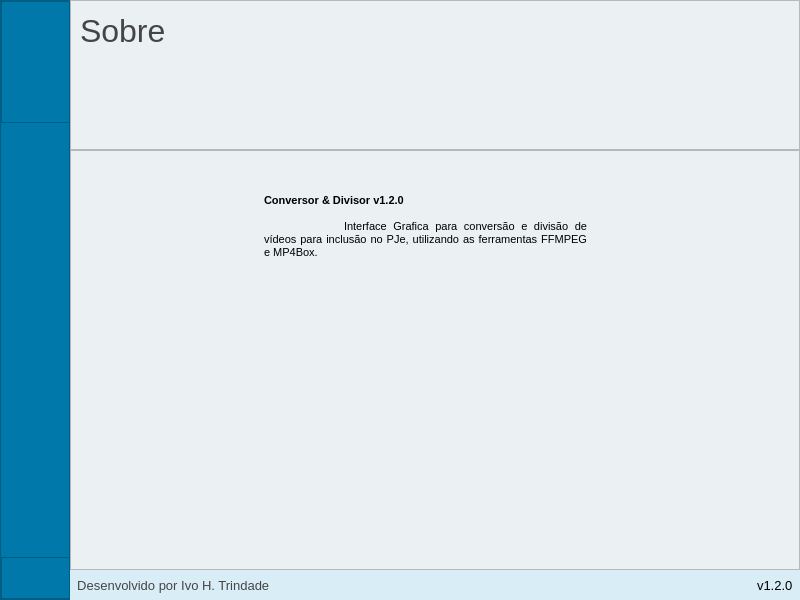
First picture: the form in ui/ui_cd.ui, repository hadtrindade/conversor-e-divisor, before the edit.
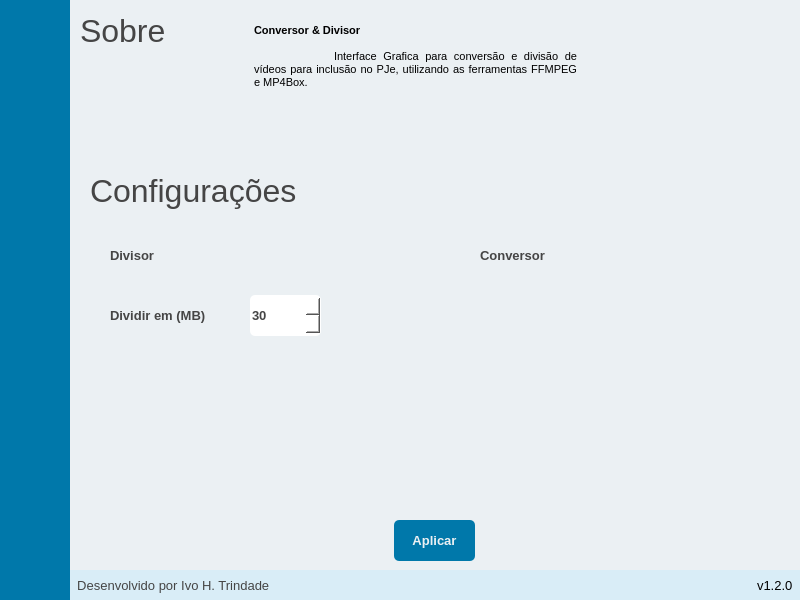
Second picture: the form after the edit. The open tabs and pages were chosen to show the change. Icons and pictures are not drawn.

Commit message: Fixture: suporte para Linux e Windows, correção de bugs, adição do menu de configurações e refatoração da classe Convert. close #20

```diff
--- a/ui/ui_cd.ui
+++ b/ui/ui_cd.ui
@@ -91,7 +91,7 @@
           <string notr="true">background-color: rgb(0, 120, 170);</string>
          </property>
          <property name="frameShape">
-          <enum>QFrame::StyledPanel</enum>
+          <enum>QFrame::NoFrame</enum>
          </property>
          <property name="frameShadow">
           <enum>QFrame::Raised</enum>
@@ -115,7 +115,7 @@
           <item alignment="Qt::AlignLeft|Qt::AlignTop">
            <widget class="QFrame" name="frame_top_menus">
             <property name="frameShape">
-             <enum>QFrame::StyledPanel</enum>
+             <enum>QFrame::NoFrame</enum>
             </property>
             <property name="frameShadow">
              <enum>QFrame::Raised</enum>
@@ -282,7 +282,7 @@
           <item alignment="Qt::AlignLeft|Qt::AlignBottom">
            <widget class="QFrame" name="frame_botton_menus">
             <property name="frameShape">
-             <enum>QFrame::StyledPanel</enum>
+             <enum>QFrame::NoFrame</enum>
             </property>
             <property name="frameShadow">
              <enum>QFrame::Raised</enum>
@@ -1718,7 +1718,7 @@
                </size>
               </property>
               <property name="frameShape">
-               <enum>QFrame::StyledPanel</enum>
+               <enum>QFrame::NoFrame</enum>
               </property>
               <property name="frameShadow">
                <enum>QFrame::Raised</enum>
@@ -1728,7 +1728,7 @@
                 <rect>
                  <x>10</x>
                  <y>10</y>
-                 <width>331</width>
+                 <width>101</width>
                  <height>41</height>
                 </rect>
                </property>
@@ -1745,23 +1745,13 @@
                 <string>Sobre</string>
                </property>
               </widget>
-             </widget>
-            </item>
-            <item>
-             <widget class="QFrame" name="frame_body_page_3">
-              <property name="frameShape">
-               <enum>QFrame::StyledPanel</enum>
-              </property>
-              <property name="frameShadow">
-               <enum>QFrame::Raised</enum>
-              </property>
               <widget class="QTextEdit" name="textEdit">
                <property name="geometry">
                 <rect>
-                 <x>190</x>
-                 <y>40</y>
+                 <x>180</x>
+                 <y>20</y>
                  <width>331</width>
-                 <height>341</height>
+                 <height>121</height>
                 </rect>
                </property>
                <property name="styleSheet">
@@ -1769,18 +1759,214 @@
 	border: 0px solid;
 }</string>
                </property>
+               <property name="frameShape">
+                <enum>QFrame::NoFrame</enum>
+               </property>
                <property name="html">
                 <string>&lt;!DOCTYPE HTML PUBLIC &quot;-//W3C//DTD HTML 4.0//EN&quot; &quot;http://www.w3.org/TR/REC-html40/strict.dtd&quot;&gt;
 &lt;html&gt;&lt;head&gt;&lt;meta name=&quot;qrichtext&quot; content=&quot;1&quot; /&gt;&lt;style type=&quot;text/css&quot;&gt;
 p, li { white-space: pre-wrap; }
 &lt;/style&gt;&lt;/head&gt;&lt;body style=&quot; font-family:'MS Shell Dlg 2'; font-size:8.25pt; font-weight:400; font-style:normal;&quot;&gt;
-&lt;p style=&quot; margin-top:0px; margin-bottom:0px; margin-left:0px; margin-right:0px; -qt-block-indent:0; text-indent:0px;&quot;&gt;&lt;span style=&quot; font-family:'MS Shell Dlg 2'; font-weight:600;&quot;&gt;Conversor &amp;amp; Divisor v1.2.0&lt;/span&gt;&lt;/p&gt;
+&lt;p style=&quot; margin-top:0px; margin-bottom:0px; margin-left:0px; margin-right:0px; -qt-block-indent:0; text-indent:0px;&quot;&gt;&lt;span style=&quot; font-family:'MS Shell Dlg 2'; font-weight:600;&quot;&gt;Conversor &amp;amp; Divisor&lt;/span&gt;&lt;/p&gt;
 &lt;p style=&quot;-qt-paragraph-type:empty; margin-top:0px; margin-bottom:0px; margin-left:0px; margin-right:0px; -qt-block-indent:0; text-indent:0px; font-family:'MS Shell Dlg 2'; font-weight:600;&quot;&gt;&lt;br /&gt;&lt;/p&gt;
 &lt;p align=&quot;justify&quot; style=&quot; margin-top:0px; margin-bottom:0px; margin-left:0px; margin-right:0px; -qt-block-indent:0; text-indent:0px;&quot;&gt;&lt;span style=&quot; font-family:'MS Shell Dlg 2';&quot;&gt;	Interface Grafica para conversão e divisão de vídeos para inclusão no PJe, utilizando as ferramentas FFMPEG e MP4Box.&lt;/span&gt;&lt;/p&gt;&lt;/body&gt;&lt;/html&gt;</string>
                </property>
               </widget>
              </widget>
             </item>
+            <item>
+             <widget class="QFrame" name="frame_body_page_3">
+              <property name="frameShape">
+               <enum>QFrame::NoFrame</enum>
+              </property>
+              <property name="frameShadow">
+               <enum>QFrame::Raised</enum>
+              </property>
+              <widget class="QLabel" name="label_config">
+               <property name="geometry">
+                <rect>
+                 <x>20</x>
+                 <y>20</y>
+                 <width>231</width>
+                 <height>41</height>
+                </rect>
+               </property>
+               <property name="font">
+                <font>
+                 <family>Segoe UI</family>
+                 <pointsize>24</pointsize>
+                </font>
+               </property>
+               <property name="styleSheet">
+                <string notr="true">color: rgb(69, 69, 69);</string>
+               </property>
+               <property name="text">
+                <string>Configurações</string>
+               </property>
+              </widget>
+              <widget class="QLabel" name="label_split_size">
+               <property name="geometry">
+                <rect>
+                 <x>40</x>
+                 <y>150</y>
+                 <width>131</width>
+                 <height>31</height>
+                </rect>
+               </property>
+               <property name="font">
+                <font>
+                 <family>Segoe UI</family>
+                 <pointsize>10</pointsize>
+                 <weight>75</weight>
+                 <bold>true</bold>
+                </font>
+               </property>
+               <property name="styleSheet">
+                <string notr="true">color: rgb(69, 69, 69);</string>
+               </property>
+               <property name="text">
+                <string>Dividir em (MB)</string>
+               </property>
+              </widget>
+              <widget class="QSpinBox" name="spinBox_split_size">
+               <property name="geometry">
+                <rect>
+                 <x>180</x>
+                 <y>145</y>
+                 <width>71</width>
+                 <height>41</height>
+                </rect>
+               </property>
+               <property name="font">
+                <font>
+                 <family>Segoe UI</family>
+                 <pointsize>10</pointsize>
+                 <weight>75</weight>
+                 <bold>true</bold>
+                </font>
+               </property>
+               <property name="styleSheet">
+                <string notr="true">QSpinBox {
+	color: rgb(69, 69, 69);
+	border: 0px solid;
+	border-radius: 5px;
+	background-position: center;
+	background-color: rgb(255, 255,255 );
+}
+
+QSpinBox:hover {
+	border: 2px solid  rgb(0, 120, 170);
+	background-color: rgb(255, 255,255 );
+}
+
+QSpinBox:focus {
+	color: rgb(69, 69, 69);
+	background-color: rgb(255, 255, 255);
+}</string>
+               </property>
+               <property name="maximum">
+                <number>1000</number>
+               </property>
+               <property name="value">
+                <number>30</number>
+               </property>
+              </widget>
+              <widget class="QLabel" name="label_confi_split">
+               <property name="geometry">
+                <rect>
+                 <x>40</x>
+                 <y>90</y>
+                 <width>101</width>
+                 <height>31</height>
+                </rect>
+               </property>
+               <property name="font">
+                <font>
+                 <family>Segoe UI</family>
+                 <pointsize>10</pointsize>
+                 <weight>75</weight>
+                 <bold>true</bold>
+                </font>
+               </property>
+               <property name="styleSheet">
+                <string notr="true">color: rgb(69, 69, 69);</string>
+               </property>
+               <property name="text">
+                <string>Divisor</string>
+               </property>
+              </widget>
+              <widget class="QLabel" name="label_confi_convert">
+               <property name="geometry">
+                <rect>
+                 <x>410</x>
+                 <y>90</y>
+                 <width>101</width>
+                 <height>31</height>
+                </rect>
+               </property>
+               <property name="font">
+                <font>
+                 <family>Segoe UI</family>
+                 <pointsize>10</pointsize>
+                 <weight>75</weight>
+                 <bold>true</bold>
+                </font>
+               </property>
+               <property name="styleSheet">
+                <string notr="true">color: rgb(69, 69, 69);</string>
+               </property>
+               <property name="text">
+                <string>Conversor</string>
+               </property>
+              </widget>
+              <widget class="QPushButton" name="pushButton_apply_settings">
+               <property name="geometry">
+                <rect>
+                 <x>324</x>
+                 <y>370</y>
+                 <width>81</width>
+                 <height>41</height>
+                </rect>
+               </property>
+               <property name="font">
+                <font>
+                 <family>Segoe UI</family>
+                 <pointsize>10</pointsize>
+                 <weight>75</weight>
+                 <bold>true</bold>
+                </font>
+               </property>
+               <property name="styleSheet">
+                <string notr="true">QPushButton {
+	color:  rgb(235, 240, 243);
+	border: 0px solid;
+	border-radius: 5px;
+	background-position: center;
+	background-color: rgb(0, 120, 170);
+}
+
+QPushButton:hover {
+	border: 2px solid  rgb(235, 240, 243);
+	background-color: rgb(0, 130,180 );
+}
+
+QPushButton:pressed {
+	color: rgb(69, 69, 69);
+	background-color: rgb(217, 237, 247);
+}
+
+QPushButton QToolTip {
+	color: #454545;
+	background-color: #d9edf7;
+	border: 0px solid;
+}</string>
+               </property>
+               <property name="text">
+                <string>Aplicar</string>
+               </property>
+              </widget>
+             </widget>
+            </item>
            </layout>
           </widget>
          </widget>
```
Left out of the diff: 41 changed lines with no effect on the pictures. The commit also changes 6 other files.
